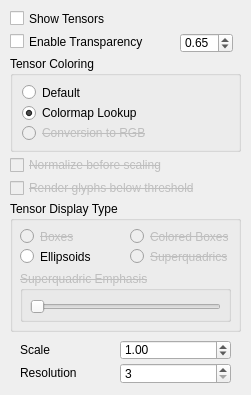
Qt form src/Interface/Modules/Visualization/ShowFieldGlyphsTensorTab.ui (SCIInstitute/SCIRun) before a commit.
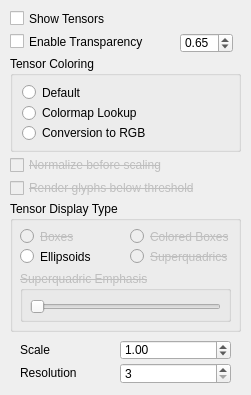
The same form after that commit.

Commit message: rgb conversion for tensors fixed

What changed in the file:
```diff
--- a/src/Interface/Modules/Visualization/ShowFieldGlyphsTensorTab.ui
+++ b/src/Interface/Modules/Visualization/ShowFieldGlyphsTensorTab.ui
@@ -293,27 +293,38 @@
     </item>
     <item>
      <widget class="QRadioButton" name="colormapLookupTensorsColoringRButton_">
+      <property name="font">
+       <font>
+        <strikeout>false</strikeout>
+       </font>
+      </property>
       <property name="text">
        <string>Colormap Lookup</string>
       </property>
       <property name="checked">
-       <bool>true</bool>
+       <bool>false</bool>
       </property>
      </widget>
     </item>
     <item>
      <widget class="QRadioButton" name="conversionRGBTensorsColoringRButton_">
       <property name="enabled">
-       <bool>false</bool>
+       <bool>true</bool>
       </property>
       <property name="font">
        <font>
-        <strikeout>true</strikeout>
+        <strikeout>false</strikeout>
        </font>
       </property>
       <property name="text">
        <string>Conversion to RGB</string>
       </property>
+      <property name="checkable">
+       <bool>true</bool>
+      </property>
+      <property name="checked">
+       <bool>false</bool>
+      </property>
      </widget>
     </item>
    </layout>
```
Left out of the diff: 12 changed lines with no effect on the pictures. The commit also changes 2 other files.
